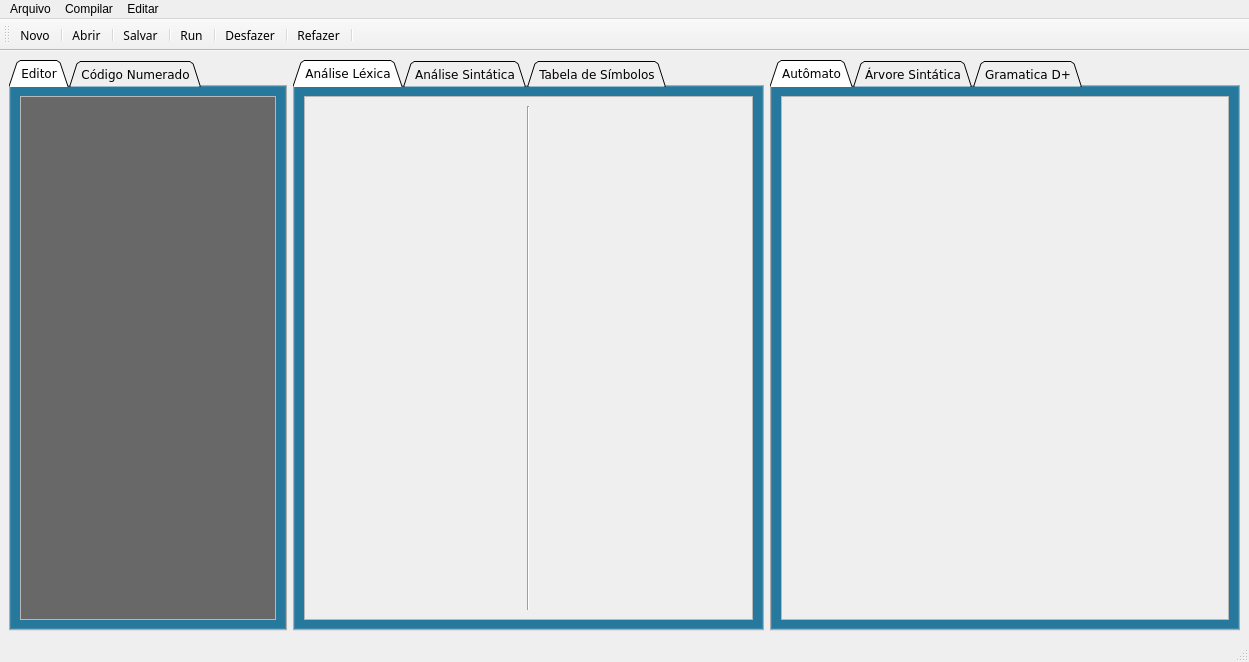
Above: code/interface_simulator/interface.ui from GabrielPRDF/TCC_Interpretador before the change. Below: the same form after it.
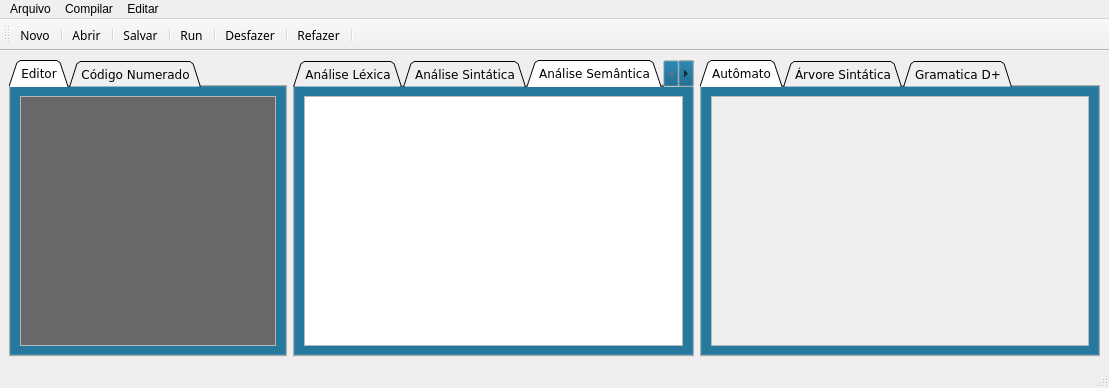
That is the form after the change. The open tabs and pages were chosen to show the change. Icons and pictures are not drawn.

What changed in the file:
```diff
--- a/code/interface_simulator/interface.ui
+++ b/code/interface_simulator/interface.ui
@@ -6,8 +6,8 @@
    <rect>
     <x>0</x>
     <y>0</y>
-    <width>1249</width>
-    <height>662</height>
+    <width>1109</width>
+    <height>388</height>
    </rect>
   </property>
   <property name="palette">
@@ -475,8 +475,8 @@
             <rect>
              <x>0</x>
              <y>0</y>
-             <width>443</width>
-             <height>535</height>
+             <width>373</width>
+             <height>261</height>
             </rect>
            </property>
            <property name="focusPolicy">
@@ -765,8 +765,8 @@
             <rect>
              <x>0</x>
              <y>0</y>
-             <width>444</width>
-             <height>535</height>
+             <width>374</width>
+             <height>261</height>
             </rect>
            </property>
            <layout class="QGridLayout" name="gridLayout_11">
@@ -1021,6 +1021,25 @@
         </item>
        </layout>
       </widget>
+      <widget class="QWidget" name="anasemantica">
+       <attribute name="title">
+        <string>Análise Semântica</string>
+       </attribute>
+       <layout class="QGridLayout" name="gridLayout_12">
+        <item row="0" column="0">
+         <widget class="QTextBrowser" name="saidaSemantica">
+          <property name="font">
+           <font>
+            <family>Arial</family>
+            <pointsize>10</pointsize>
+            <weight>75</weight>
+            <bold>true</bold>
+           </font>
+          </property>
+         </widget>
+        </item>
+       </layout>
+      </widget>
       <widget class="QWidget" name="tabelaIdentificador">
        <attribute name="title">
         <string>Tabela de Símbolos</string>
@@ -1289,7 +1308,7 @@
     <rect>
      <x>0</x>
      <y>0</y>
-     <width>1249</width>
+     <width>1109</width>
      <height>21</height>
     </rect>
    </property>
```
Left out of the diff: 8 changed lines with no effect on the pictures.
